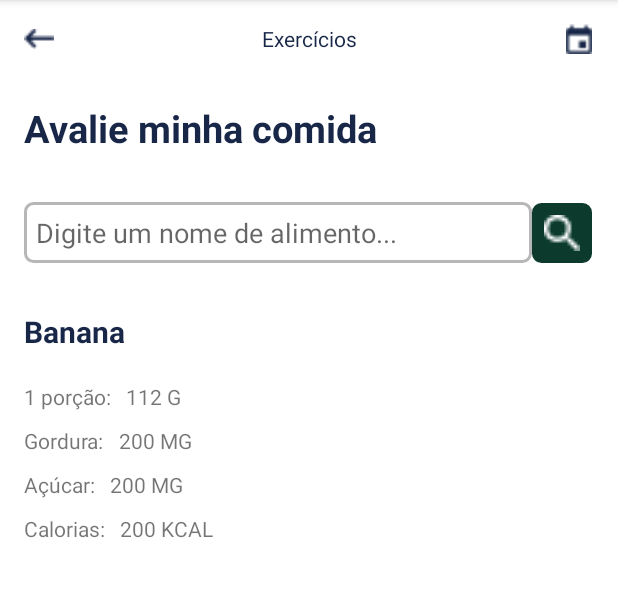
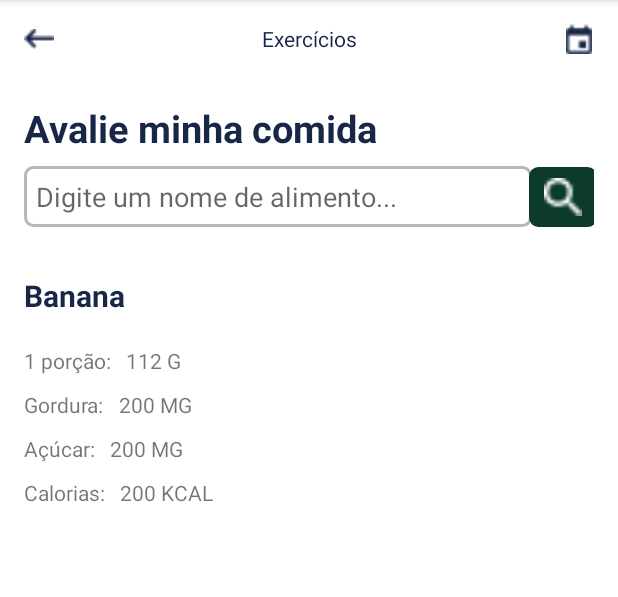
Before and after one commit to EduFZ/Saude_E_Ponto_Android, an Android app: the InfoAlimentos screen opened directly, with no data from a screen before it, on a phone screen of 412 x 824 dp, the part 84-681 px from its top. Run offline under Robolectric (Android 15) with nearby library versions, the phone set to English and light mode, and no system bars.

```diff
--- a/app/src/main/AndroidManifest.xml
+++ b/app/src/main/AndroidManifest.xml
@@ -3,6 +3,7 @@
     xmlns:tools="http://schemas.android.com/tools">
 
     <uses-permission android:name="android.permission.INTERNET"/>
+    <uses-permission android:name="android.permission.ACCESS_NETWORK_STATE" />
 
     <application
         android:allowBackup="true"
--- a/app/src/main/java/br/com/empresa/saudeeponto/InfoAlimentos.kt
+++ b/app/src/main/java/br/com/empresa/saudeeponto/InfoAlimentos.kt
@@ -2,10 +2,48 @@ package br.com.empresa.saudeeponto
 
 import androidx.appcompat.app.AppCompatActivity
 import android.os.Bundle
+import android.util.Log
+import android.widget.EditText
+import android.widget.ImageButton
+import android.widget.TextView
+import android.widget.Toast
+import retrofit2.Call
+import retrofit2.Callback
+import retrofit2.Response
 
 class InfoAlimentos : AppCompatActivity() {
     override fun onCreate(savedInstanceState: Bundle?) {
         super.onCreate(savedInstanceState)
         setContentView(R.layout.activity_info_alimentos)
+
+        val btnSearchFruta: ImageButton = findViewById(R.id.btnSearchFruta)
+        val edt_alimento: EditText = findViewById(R.id.edt_alimento)
+        val qnt_porcao: TextView = findViewById(R.id.qnt_porcao)
+        val qnt_gordura: TextView = findViewById(R.id.qnt_gordura)
+        val qnt_acucar: TextView = findViewById(R.id.qnt_acucar)
+        val qnt_calorias: TextView = findViewById(R.id.qnt_calorias)
+
+
+        btnSearchFruta.setOnClickListener {
+            val call = RetrofitFactory().retrofitService().getFruta(edt_alimento.text.toString())
+
+            call.enqueue(object : Callback<Fruta> {
+
+                override fun onResponse(call: Call<Fruta>, response: Response<Fruta>) {
+                    Log.i("Fruta", it.toString())
+                    Toast.makeText(this@InfoAlimentos, it.toString(), Toast.LENGTH_LONG).show()
+                } ?: Toast.makeText(this@InfoAlimentos, "Fruta não localizada", Toast.LENGTH_LONG)
+                .show()
+
+                override fun onFailure(call: Call<Fruta>?, t: Throwable?) {
+                    t?.message?.Let { it1 -> Log.e("Erro", it1) }
+                }
+
+            })
+
+        }
+
+
+
     }
 }
--- a/app/src/main/res/layout/activity_info_alimentos.xml
+++ b/app/src/main/res/layout/activity_info_alimentos.xml
@@ -50,10 +50,11 @@
         android:id="@+id/edt_nome_alimento"
         android:layout_width="match_parent"
         android:layout_height="wrap_content"
+        android:layout_marginTop="8dp"
         app:layout_constraintEnd_toEndOf="parent"
+        app:layout_constraintHorizontal_bias="0.218"
         app:layout_constraintStart_toStartOf="parent"
-        app:layout_constraintTop_toBottomOf="@id/txt_title_comida"
-        android:layout_marginTop="32dp">
+        app:layout_constraintTop_toBottomOf="@id/txt_title_comida">
 
         <EditText
             android:id="@+id/edt_alimento"
@@ -67,29 +68,23 @@
             app:layout_constraintTop_toTopOf="parent"
             tools:ignore="TouchTargetSizeCheck" />
 
-        <androidx.constraintlayout.widget.ConstraintLayout
-            android:id="@+id/btn_search"
-            android:layout_width="40dp"
+
+        <ImageButton
+            android:id="@+id/btnSearchFruta"
+            android:layout_width="45dp"
             android:layout_height="40dp"
             android:background="@drawable/input_customs"
             android:backgroundTint="#0C3B2E"
-            app:layout_constraintBottom_toBottomOf="@+id/edt_alimento"
-            app:layout_constraintStart_toEndOf="@id/edt_alimento"
-            app:layout_constraintTop_toTopOf="@id/edt_alimento">
+            android:scaleType="centerCrop"
+            android:padding="10dp"
+            app:layout_constraintBottom_toBottomOf="parent"
+            app:layout_constraintEnd_toEndOf="parent"
+            app:layout_constraintStart_toEndOf="@+id/edt_alimento"
+            app:layout_constraintTop_toTopOf="parent"
+            app:srcCompat="@drawable/search"
+            tools:ignore="TouchTargetSizeCheck,SpeakableTextPresentCheck" />
 
-            <ImageView
-                android:id="@+id/search_img"
-                android:layout_width="match_parent"
-                android:layout_height="match_parent"
-                app:layout_constraintBottom_toBottomOf="parent"
-                app:layout_constraintEnd_toEndOf="parent"
-                app:layout_constraintStart_toStartOf="parent"
-                app:layout_constraintTop_toTopOf="parent"
-                app:srcCompat="@drawable/search" />
-
-        </androidx.constraintlayout.widget.ConstraintLayout>
-
-    </androidx.constraintlayout.widget.ConstraintLayout>
+</androidx.constraintlayout.widget.ConstraintLayout>
 
     <TextView
         android:id="@+id/nome_fruta"
@@ -176,4 +171,6 @@
         android:layout_marginStart="10dp"/>
 
 
+
+
 </androidx.constraintlayout.widget.ConstraintLayout>
```
Also changed, not shown: app/src/main/java/br/com/empresa/saudeeponto/RetrofitFactory.kt (added, +18 -0 lines), app/src/main/java/br/com/empresa/saudeeponto/RetrofitService.kt (added, +14 -0 lines).
